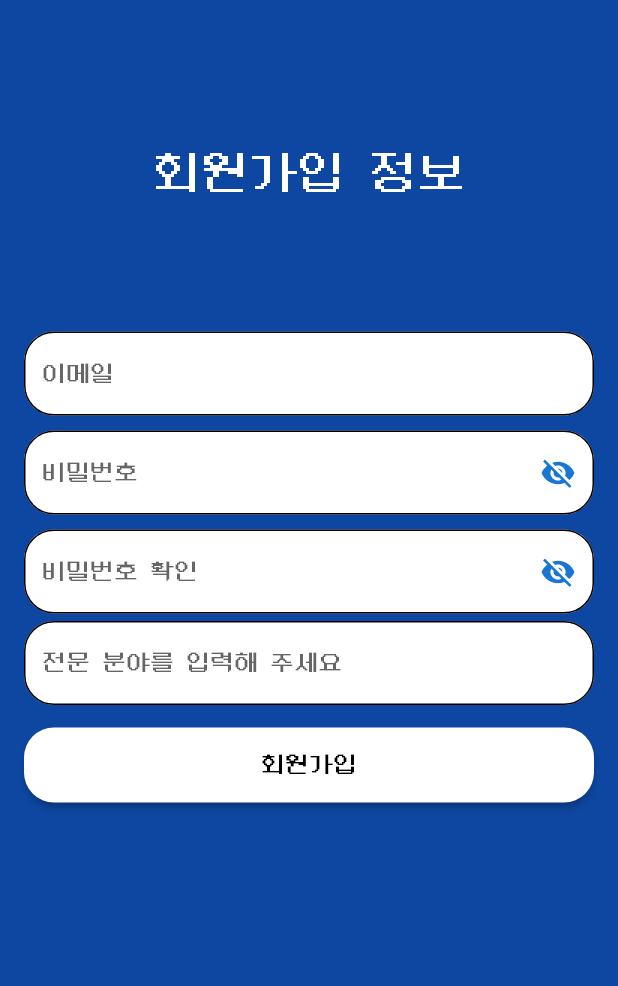
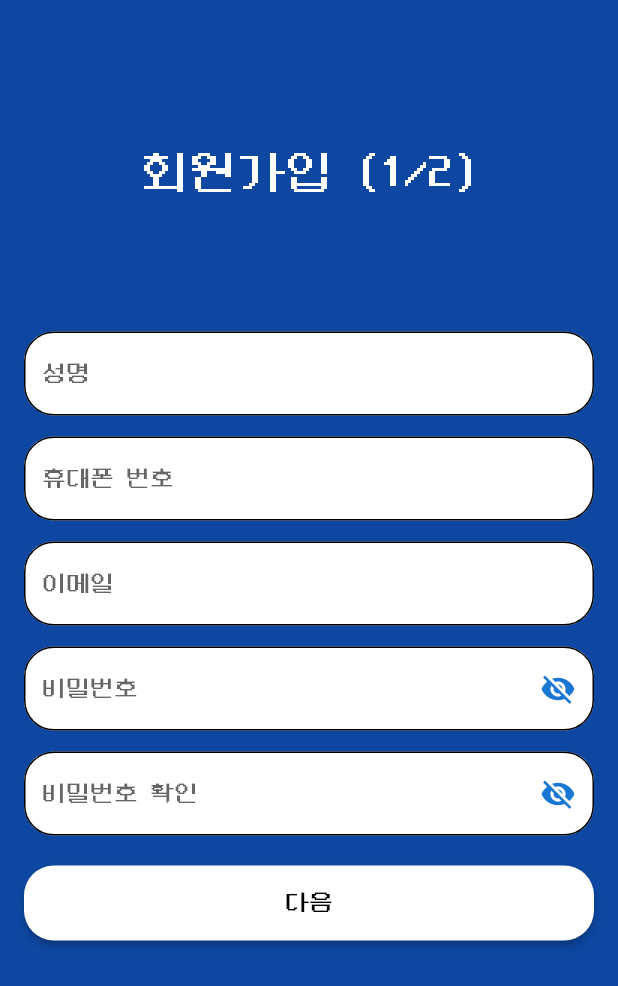
Before and after one commit to jhhwang21c/APP_Matseonim_CupHoldings, a Flutter app: the screen it shows after launch, on a phone screen of 412 x 824 dp. Shown: the top 986 px of the screen. Run offline on Flutter 3.47's test engine with Material 2 defaults, Android fonts, the phone set to English and light mode, and no system bars; our stand-ins replace flutter_typeahead, get, validators; missing offline and left inert: kakao_flutter_sdk.

Commit message:
회원가입 페이지 세분화

```diff
--- a/matseonim/lib/components/autocomplete.dart
+++ b/matseonim/lib/components/autocomplete.dart
@@ -2,12 +2,16 @@ import 'package:flutter/material.dart';
 import 'package:flutter_typeahead/flutter_typeahead.dart';
 
 class AutocompleteForm extends StatelessWidget {
+  final String? hint;
+
+  const AutocompleteForm({required this.hint});
+
   @override
   Widget build(BuildContext context) {
     return TypeAheadFormField(
       textFieldConfiguration: TextFieldConfiguration(
           decoration: InputDecoration(
-              hintText: '전문 분야를 입력해 주세요',
+              hintText: '$hint',
               fillColor: Colors.white,
               filled: true,
               enabledBorder: OutlineInputBorder(
--- a/matseonim/lib/main.dart
+++ b/matseonim/lib/main.dart
@@ -3,7 +3,7 @@ import 'package:get/get_navigation/src/root/get_material_app.dart';
 import 'package:kakao_flutter_sdk/common.dart';
 
 import 'package:matseonim/theme.dart';
-import 'package:matseonim/pages/join_page.dart';
+import 'package:matseonim/pages/join_part1.dart';
 
 const String _kakaoNativeAppKey = "00e720cdadb5f87b4930ec8cc08179b4";
 
@@ -22,7 +22,7 @@ class MainApp extends StatelessWidget {
     return GetMaterialApp(
       debugShowCheckedModeBanner: false,
       theme: defaultTheme(),
-      home: JoinPage(),
+      home: JoinPage1(),
     );
   }
 }
--- a/matseonim/lib/pages/join_page.dart
+++ b/matseonim/lib/pages/join_part1.dart
@@ -1,13 +1,12 @@
 import 'package:flutter/material.dart';
 import 'package:get/get.dart';
-import 'package:matseonim/components/autocomplete.dart';
 
 import 'package:matseonim/components/login_elevated_button.dart';
 import 'package:matseonim/components/login_form_field.dart';
-import 'package:matseonim/pages/login_page.dart';
+import 'package:matseonim/pages/join_part2.dart';
 import 'package:matseonim/utils/validator.dart';
 
-class JoinPage extends StatelessWidget {
+class JoinPage1 extends StatelessWidget {
   @override
   Widget build(BuildContext context) {
     return Scaffold(
@@ -20,7 +19,7 @@ class JoinPage extends StatelessWidget {
               alignment: Alignment.center,
               height: 200,
               child: const Text(
-                "회원가입 정보",
+                "회원가입 (1/2)",
                 style: TextStyle(
                     fontSize: 32,
                     color: Colors.white),
@@ -46,29 +45,50 @@ Widget _joinForm() {
       children: [
         LoginFormField(
           shouldObscure: false,
+          hintText: "성명",
+          funValidator: validateName(),
+        ),
+        Padding(
+          padding: const EdgeInsets.only(top: 4.0),
+          child: LoginFormField(
+            shouldObscure: false,
+            hintText: "휴대폰 번호",
+            funValidator: validateMobile(),
+          ),
+        ),
+        Padding(
+          padding: const EdgeInsets.only(top: 4.0),
+          child: LoginFormField(
+            shouldObscure: false,
             hintText: "이메일",
             funValidator: validateEmail(),
           ),
-        LoginFormField(
+        ),
+        Padding(
+          padding: const EdgeInsets.only(top: 4.0),
+          child: LoginFormField(
             shouldObscure: true,
             hintText: "비밀번호",
             funValidator: validatePassword(),
             textController: passwordController
           ),
-        LoginFormField(
+        ),
+        Padding(
+          padding: const EdgeInsets.only(top: 4.0),
+          child: LoginFormField(
             shouldObscure: true,
             hintText: "비밀번호 확인",
             funValidator: validateConfirmPassword(passwordController.text),
             textController: confirmPasswordController,
           ),
-        AutocompleteForm(),
+        ),
         Padding(
           padding: const EdgeInsets.only(top: 10),
           child: LoginElevatedButton(
-            text: "회원가입",
+            text: "다음",
             funPageRoute: () {
               if (_formKey.currentState!.validate()) {
-                Get.to(LoginPage());
+                Get.to(JoinPage2());
               }
             },
           ),
```
Also changed, not shown: matseonim/lib/pages/join_part2.dart (added, +67 -0 lines), matseonim/lib/utils/validator.dart (+22 -0 lines). Lines whose indentation alone changed are shown as unchanged.
